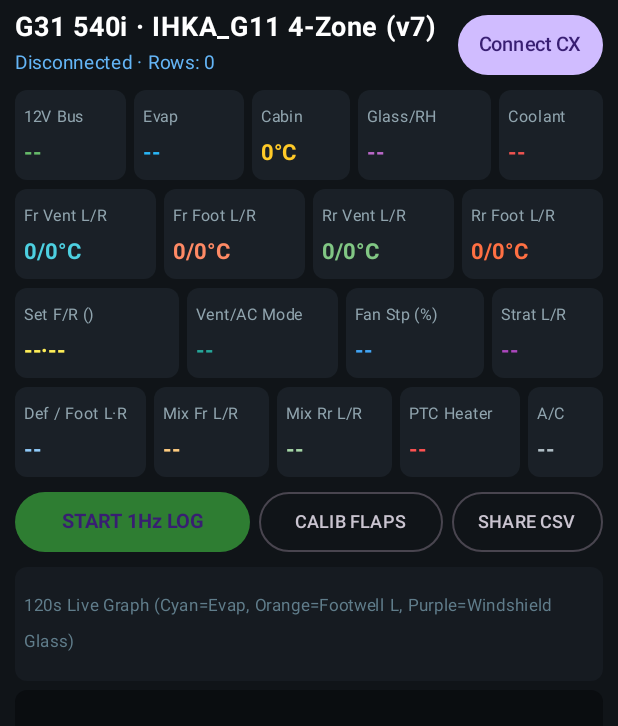
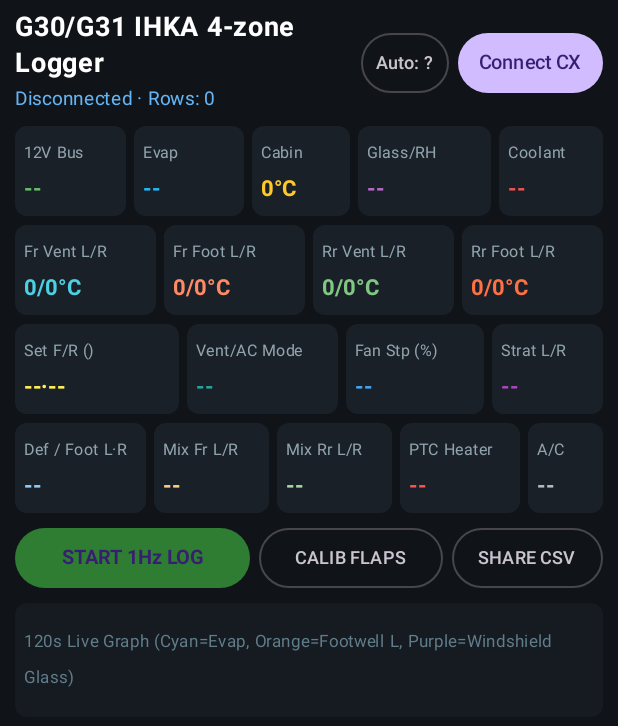
Before and after one commit to JanKalin/G31-IHKA-Logger, an Android app built with Jetpack Compose: the screen it shows after launch (MainActivity), on a phone screen of 412 x 824 dp. Shown: the top 726 px of the screen. Run offline under Robolectric (Android 15) with nearby library versions, the phone set to English and light mode, and no system bars.

Commit message:
Add 2-zone/4-zone detection with manual override; fix rear duct parsing
Rear duct sensors (0xD8D7 bytes 6..9) read 0x80/0x00 on 2-zone cars.
Auto-detect latches 4-zone on any valid rear reading and decides
2-zone after three consecutive unpopulated samples. A header menu
offers Auto / 2-Zone / 4-Zone, persisted in SharedPreferences.

In 2-zone mode the rear duct tiles are hidden and rear CSV columns
are -999. Rear temps are parsed signed with only 0x80 treated as
invalid, so sub-zero readings survive; invalid values show as "--".

Rename the app to "G30/G31 IHKA Logger"; the title shows the zone count.

```diff
--- a/app/src/main/java/com/g31/ihkalogger/MainActivity.kt
+++ b/app/src/main/java/com/g31/ihkalogger/MainActivity.kt
@@ -126,7 +126,12 @@ data class IhkaSnapshot(
     }
 }
 
+enum class ZoneMode(val label: String) { AUTO("Auto"), TWO_ZONE("2-Zone"), FOUR_ZONE("4-Zone") }
+
 data class UiState(
+    val zoneMode: ZoneMode = ZoneMode.AUTO,
+    /** Result of auto-detection from the rear duct bytes of 0xD8D7; null until decided. */
+    val detectedZones: Int? = null,
     val connStatus: String = "Disconnected",
     val isBusy: Boolean = false,
     val isLogging: Boolean = false,
@@ -136,7 +141,14 @@ data class UiState(
     val sparkFootL: List<Float> = emptyList(),
     val sparkWindshield: List<Float> = emptyList(),
     val consoleLines: List<String> = emptyList()
-)
+) {
+    /** Zone count actually in effect: manual override wins, else detection, else assume 4. */
+    val zones: Int get() = when (zoneMode) {
+        ZoneMode.TWO_ZONE -> 2
+        ZoneMode.FOUR_ZONE -> 4
+        ZoneMode.AUTO -> detectedZones ?: 4
+    }
+}
 
 class IhkaViewModel(private val app: Application) : AndroidViewModel(app) {
 
@@ -147,12 +159,49 @@ class IhkaViewModel(private val app: Application) : AndroidViewModel(app) {
     private var activeJob: Job? = null
     private val pendingMarker = AtomicReference("")
     private val sharePrefs = app.getSharedPreferences("csv_share", Context.MODE_PRIVATE)
+    private val settingsPrefs = app.getSharedPreferences("settings", Context.MODE_PRIVATE)
+
+    // Auto zone detection: one valid rear reading latches 4-zone for the session;
+    // 2-zone needs several consecutive all-unpopulated samples (a real 4-zone duct can read 0x00 = 0°C).
+    private var rearSeenValid = false
+    private var rearEmptyStreak = 0
 
     init {
+        val saved = settingsPrefs.getString(KEY_ZONE_MODE, null)
+        val mode = ZoneMode.entries.firstOrNull { it.name == saved } ?: ZoneMode.AUTO
+        _ui.update { it.copy(zoneMode = mode) }
+
         viewModelScope.launch {
             ble.connectionState.collect { st ->
                 _ui.update { it.copy(connStatus = st) }
             }
+        }
+    }
+
+    fun setZoneMode(mode: ZoneMode) {
+        settingsPrefs.edit().putString(KEY_ZONE_MODE, mode.name).apply()
+        _ui.update { it.copy(zoneMode = mode) }
+        val st = _ui.value
+        val detail = if (mode == ZoneMode.AUTO) " (detected: ${st.detectedZones?.let { "$it-zone" } ?: "pending"})" else ""
+        appendLog("[*] Zone mode set to ${mode.label}$detail")
+    }
+
+    private fun updateZoneDetection(rearRaw: List<Int>) {
+        val unpopulated = rearRaw.all { it == 0x80 || it == 0x00 }
+        if (!unpopulated) {
+            rearSeenValid = true
+            rearEmptyStreak = 0
+        } else if (!rearSeenValid) {
+            rearEmptyStreak++
+        }
+        val detected = when {
+            rearSeenValid -> 4
+            rearEmptyStreak >= 3 -> 2
+            else -> null
+        }
+        if (detected != null && detected != _ui.value.detectedZones) {
+            _ui.update { it.copy(detectedZones = detected) }
+            appendLog("[*] Auto-detected $detected-zone IHKA (rear duct bytes ${rearRaw.joinToString(" ") { "%02X".format(it) }})")
         }
     }
 
@@ -206,10 +255,13 @@ class IhkaViewModel(private val app: Application) : AndroidViewModel(app) {
         val ventFR = d7[2].toInt()
         val footFL = d7[3].toInt()
         val footFR = d7[4].toInt()
-        val ventRL = d7[6].toInt()
-        val ventRR = d7[7].toInt()
-        val footRL = d7[8].toInt()
-        val footRR = d7[9].toInt()
+        // Bytes 6..9 are the rear duct sensors; on a 2-zone car they read 0x80 or 0x00.
+        updateZoneDetection((6..9).map { d7[it].toInt() and 0xFF })
+        val hasRear = _ui.value.zones == 4
+        val ventRL = if (hasRear) parseSensorTemp(d7[6]) else -999
+        val ventRR = if (hasRear) parseSensorTemp(d7[7]) else -999
+        val footRL = if (hasRear) parseSensorTemp(d7[8]) else -999
+        val footRR = if (hasRear) parseSensorTemp(d7[9]) else -999
         val cabinC = d7[10].toInt()
 
         // 2. DID 0xD8D9: Outside Temp, Windshield RLBS Temp & RH, AC Pressure, Engine Coolant
@@ -386,6 +438,10 @@ class IhkaViewModel(private val app: Application) : AndroidViewModel(app) {
         )
     }
 
+    /** Signed °C (so sub-zero readings survive); 0x80 is the "no sensor / invalid" marker. */
+    fun parseSensorTemp(rawByte: Byte): Int =
+        if ((rawByte.toInt() and 0xFF) == 0x80) -999 else rawByte.toInt()
+
     fun startLogging() {
         if (!ble.isConnected || _ui.value.isLogging) {
             appendLog("[!] Connect to OBDLink CX first.")
@@ -401,7 +457,7 @@ class IhkaViewModel(private val app: Application) : AndroidViewModel(app) {
                     sparkEvap = emptyList(), sparkFootL = emptyList(), sparkWindshield = emptyList()
                 )
             }
-            appendLog("[*] Logging 1 Hz G31 4-Zone telemetry + PTC + Flaps -> ${csvFile.name}")
+            appendLog("[*] Logging 1 Hz ${_ui.value.zones}-Zone telemetry + PTC + Flaps -> ${csvFile.name}")
 
             val headers = listOf(
                 "timestamp", "elapsed_s", "event_marker", "battery_v",
@@ -567,6 +623,7 @@ class IhkaViewModel(private val app: Application) : AndroidViewModel(app) {
 
     private companion object {
         const val KEY_SENT = "sent_files"
+        const val KEY_ZONE_MODE = "zone_mode"
     }
 }
 
@@ -652,9 +709,11 @@ fun IhkaCockpitScreen(vm: IhkaViewModel = viewModel()) {
             verticalAlignment = Alignment.CenterVertically
         ) {
             Column(modifier = Modifier.weight(1f)) {
-                Text("G31 540i · IHKA_G11 4-Zone (v7)", fontSize = 18.sp, fontWeight = FontWeight.Bold, color = Color.White)
+                Text("G30/G31 IHKA ${state.zones}-zone Logger", fontSize = 18.sp, fontWeight = FontWeight.Bold, color = Color.White)
                 Text("${state.connStatus} · Rows: ${state.sampleCount}", fontSize = 12.5.sp, color = Color(0xFF64B5F6))
             }
+            ZoneModeSelector(state, onSelect = vm::setZoneMode)
+            Spacer(Modifier.width(6.dp))
             Button(
                 onClick = {
                     if (state.connStatus.startsWith("Connected")) vm.disconnectBle()
@@ -673,12 +732,15 @@ fun IhkaCockpitScreen(vm: IhkaViewModel = viewModel()) {
             MetricTile("Coolant", s.coolantC?.let { "$it°C" } ?: "--", Color(0xFFEF5350), Modifier.weight(0.9f))
         }
 
-        // Row 2: 4-Zone Duct Temperatures (Front & Rear Vents + Footwells)
+        // Row 2: Duct Temperatures (Front Vents + Footwells; Rear only on 4-zone cars)
+        fun duct(l: Int, r: Int) = "${if (l == -999) "--" else l}/${if (r == -999) "--" else r}°C"
         Row(modifier = Modifier.fillMaxWidth(), horizontalArrangement = Arrangement.spacedBy(5.dp)) {
-            MetricTile("Fr Vent L/R", "${s.ventFrontL}/${s.ventFrontR}°C", Color(0xFF4DD0E1), Modifier.weight(1f))
-            MetricTile("Fr Foot L/R", "${s.footFrontL}/${s.footFrontR}°C", Color(0xFFFF8A65), Modifier.weight(1f))
-            MetricTile("Rr Vent L/R", "${s.ventRearL}/${s.ventRearR}°C", Color(0xFF81C784), Modifier.weight(1f))
-            MetricTile("Rr Foot L/R", "${s.footRearL}/${s.footRearR}°C", Color(0xFFFF7043), Modifier.weight(1f))
+            MetricTile("Fr Vent L/R", duct(s.ventFrontL, s.ventFrontR), Color(0xFF4DD0E1), Modifier.weight(1f))
+            MetricTile("Fr Foot L/R", duct(s.footFrontL, s.footFrontR), Color(0xFFFF8A65), Modifier.weight(1f))
+            if (state.zones == 4) {
+                MetricTile("Rr Vent L/R", duct(s.ventRearL, s.ventRearR), Color(0xFF81C784), Modifier.weight(1f))
+                MetricTile("Rr Foot L/R", duct(s.footRearL, s.footRearR), Color(0xFFFF7043), Modifier.weight(1f))
+            }
         }
 
         // Row 3: Aircon Panel Settings (Target Temps, SYNC, Vent State AUTO/MAN + AC, Blower Step & %, Stratification)
@@ -758,6 +820,33 @@ fun IhkaCockpitScreen(vm: IhkaViewModel = viewModel()) {
         ) {
             items(state.consoleLines) { ln ->
                 Text(ln, fontSize = 12.sp, fontFamily = FontFamily.Monospace, color = Color(0xFFB0BEC5))
+            }
+        }
+    }
+}
+
+@Composable
+fun ZoneModeSelector(state: UiState, onSelect: (ZoneMode) -> Unit) {
+    var expanded by remember { mutableStateOf(false) }
+    val label = when (state.zoneMode) {
+        ZoneMode.AUTO -> "Auto: " + (state.detectedZones?.let { "${it}Z" } ?: "?")
+        ZoneMode.TWO_ZONE -> "2Z"
+        ZoneMode.FOUR_ZONE -> "4Z"
+    }
+    Box {
+        OutlinedButton(
+            onClick = { expanded = true },
+            contentPadding = PaddingValues(horizontal = 10.dp, vertical = 6.dp)
+        ) { Text(label, fontSize = 12.sp) }
+        DropdownMenu(expanded = expanded, onDismissRequest = { expanded = false }) {
+            ZoneMode.entries.forEach { mode ->
+                val text = if (mode == ZoneMode.AUTO) {
+                    "Auto-detect" + (state.detectedZones?.let { " (found $it-zone)" } ?: "")
+                } else mode.label
+                DropdownMenuItem(
+                    text = { Text(text, fontWeight = if (mode == state.zoneMode) FontWeight.Bold else FontWeight.Normal) },
+                    onClick = { expanded = false; onSelect(mode) }
+                )
             }
         }
     }
--- a/app/src/main/res/values/strings.xml
+++ b/app/src/main/res/values/strings.xml
@@ -1,4 +1,4 @@
 <?xml version="1.0" encoding="utf-8"?>
 <resources>
-    <string name="app_name">G31 IHKA Logger</string>
+    <string name="app_name">G30/G31 IHKA Logger</string>
 </resources>
```
